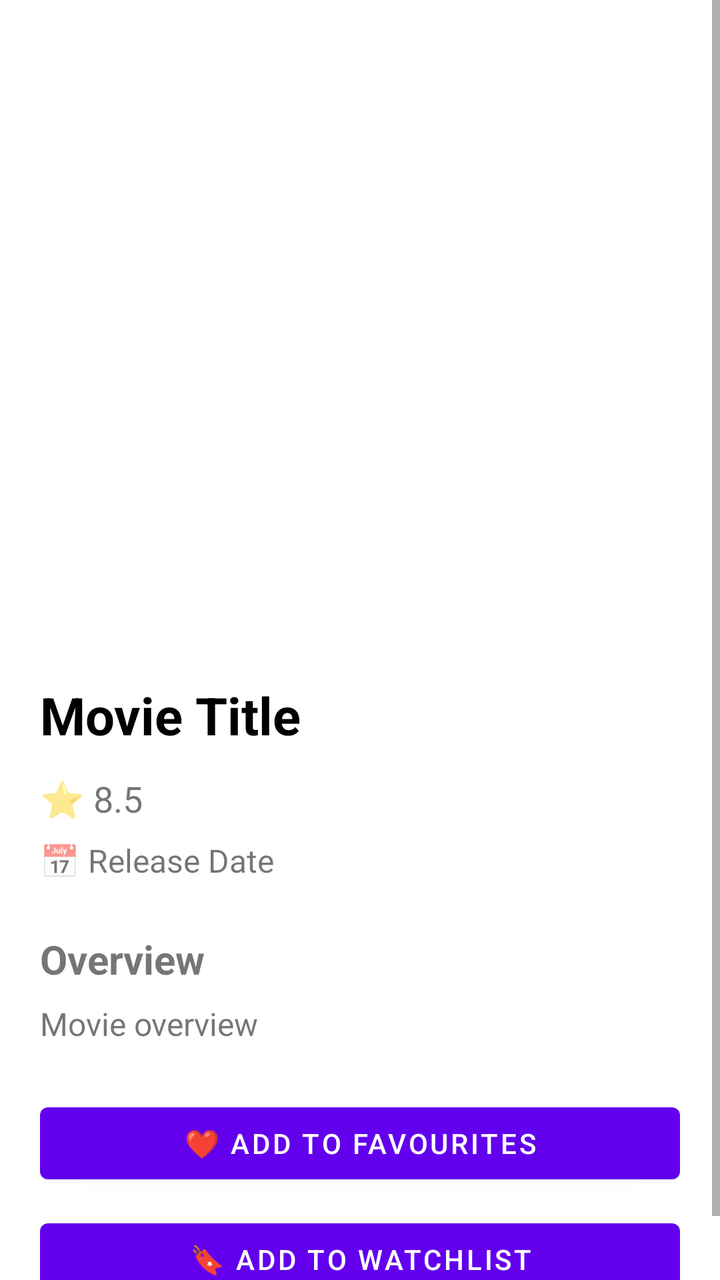
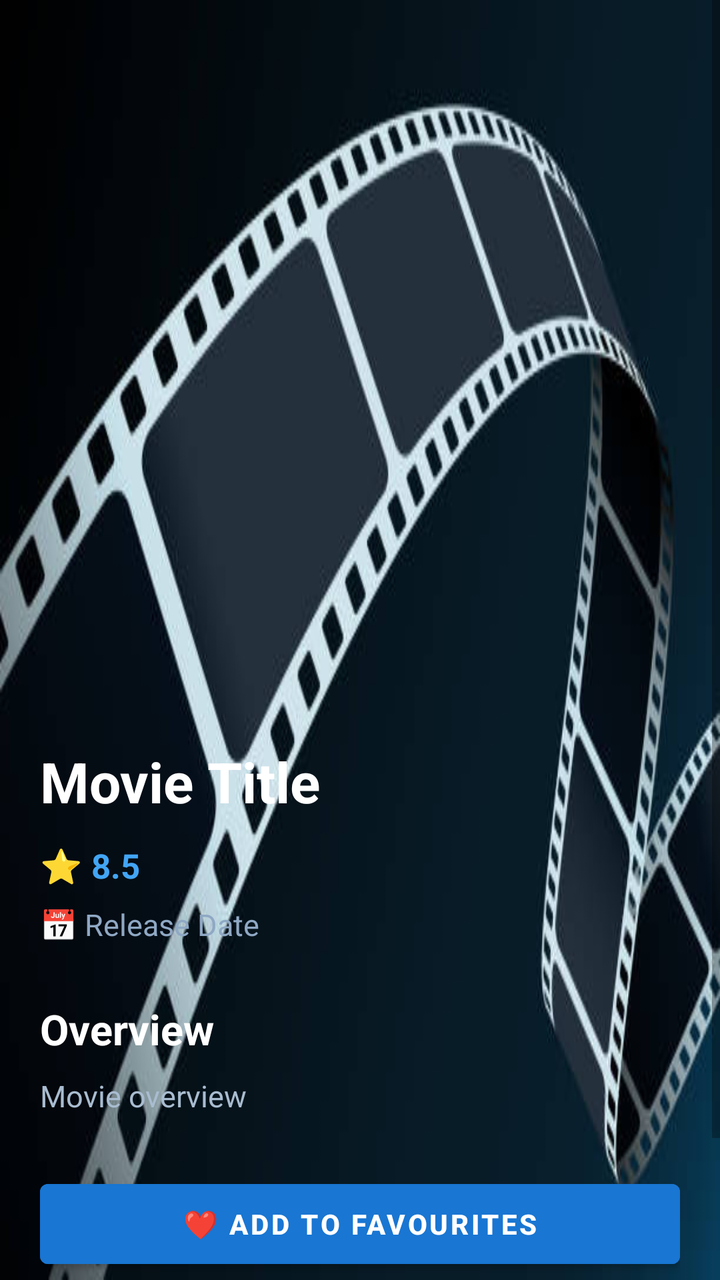

An Android layout rendered at two revisions. The XML below is the earlier revision; the diff shows what the commit changed to produce the second picture.
<!-- AndroidManifest.xml: application theme Theme.MovieFinder -->
<!-- res/layout/activity_movie_details.xml -->
<?xml version="1.0" encoding="utf-8"?>
<ScrollView
    xmlns:android="http://schemas.android.com/apk/res/android"
    android:layout_width="match_parent"
    android:layout_height="match_parent">

    <LinearLayout
        android:layout_width="match_parent"
        android:layout_height="wrap_content"
        android:orientation="vertical"
        android:padding="20dp">

        
        <ImageView
            android:id="@+id/detailMoviePoster"
            android:layout_width="200dp"
            android:layout_height="300dp"
            android:layout_gravity="center"
            android:scaleType="centerCrop"
            android:contentDescription="Movie poster" />

        
        <TextView
            android:id="@+id/detailMovieTitle"
            android:layout_width="match_parent"
            android:layout_height="wrap_content"
            android:layout_marginTop="20dp"
            android:text="Movie Title"
            android:textSize="26sp"
            android:textStyle="bold"
            android:textColor="#000000" />

        
        <TextView
            android:id="@+id/detailMovieRating"
            android:layout_width="wrap_content"
            android:layout_height="wrap_content"
            android:layout_marginTop="12dp"
            android:text="⭐ 8.5"
            android:textSize="18sp" />

        
        <TextView
            android:id="@+id/detailMovieReleaseDate"
            android:layout_width="wrap_content"
            android:layout_height="wrap_content"
            android:layout_marginTop="8dp"
            android:text="📅 Release Date"
            android:textSize="16sp" />

        
        <TextView
            android:layout_width="wrap_content"
            android:layout_height="wrap_content"
            android:layout_marginTop="25dp"
            android:text="Overview"
            android:textSize="20sp"
            android:textStyle="bold" />

        
        <TextView
            android:id="@+id/detailMovieOverview"
            android:layout_width="match_parent"
            android:layout_height="wrap_content"
            android:layout_marginTop="8dp"
            android:text="Movie overview"
            android:textSize="16sp"
            android:lineSpacingExtra="4dp" />

        
        <Button
            android:id="@+id/btnFavourite"
            android:layout_width="match_parent"
            android:layout_height="wrap_content"
            android:layout_marginTop="25dp"
            android:text="❤️ ADD TO FAVOURITES" />

        
        <Button
            android:id="@+id/btnWatchlist"
            android:layout_width="match_parent"
            android:layout_height="wrap_content"
            android:layout_marginTop="10dp"
            android:text="🔖 ADD TO WATCHLIST" />

    </LinearLayout>

</ScrollView>
<!-- resources referenced by this layout -->
<resources>
  <style name="Theme.MovieFinder" parent="Theme.MaterialComponents.DayNight.DarkActionBar">
          
          <item name="colorPrimary">@color/purple_500</item>
          <item name="colorPrimaryVariant">@color/purple_700</item>
          <item name="colorOnPrimary">@color/white</item>
  
          
          <item name="colorSecondary">@color/teal_200</item>
          <item name="colorSecondaryVariant">@color/teal_700</item>
          <item name="colorOnSecondary">@color/black</item>
  
          
          <item name="android:statusBarColor">?attr/colorPrimaryVariant</item>
  
          
      </style>
  <color name="purple_500">#FF6200EE</color>
  <color name="purple_700">#FF3700B3</color>
  <color name="white">#FFFFFFFF</color>
  <color name="teal_200">#FF03DAC5</color>
  <color name="teal_700">#FF018786</color>
  <color name="black">#FF000000</color>
</resources>

<!-- the commit's change to res/layout/activity_movie_details.xml (unified diff, before → after) -->
@@ -2,7 +2,8 @@
 <ScrollView
     xmlns:android="http://schemas.android.com/apk/res/android"
     android:layout_width="match_parent"
-    android:layout_height="match_parent">
+    android:layout_height="match_parent"
+    android:background="@drawable/cinewatcher_backround">
 
     <LinearLayout
         android:layout_width="match_parent"
@@ -11,77 +12,106 @@
         android:padding="20dp">
 
         
+
         <ImageView
             android:id="@+id/detailMoviePoster"
-            android:layout_width="200dp"
-            android:layout_height="300dp"
+            android:layout_width="220dp"
+            android:layout_height="320dp"
             android:layout_gravity="center"
             android:scaleType="centerCrop"
-            android:contentDescription="Movie poster" />
+            android:contentDescription="Movie poster"
+            android:layout_marginTop="10dp" />
+
 
         
+
         <TextView
             android:id="@+id/detailMovieTitle"
             android:layout_width="match_parent"
             android:layout_height="wrap_content"
-            android:layout_marginTop="20dp"
+            android:layout_marginTop="22dp"
             android:text="Movie Title"
-            android:textSize="26sp"
-            android:textStyle="bold"
-            android:textColor="#000000" />
+            android:textColor="#FFFFFF"
+            android:textSize="28sp"
+            android:textStyle="bold" />
+
 
         
+
         <TextView
             android:id="@+id/detailMovieRating"
             android:layout_width="wrap_content"
             android:layout_height="wrap_content"
             android:layout_marginTop="12dp"
             android:text="⭐ 8.5"
-            android:textSize="18sp" />
+            android:textColor="#42A5F5"
+            android:textSize="17sp"
+            android:textStyle="bold" />
+
 
         
+
         <TextView
             android:id="@+id/detailMovieReleaseDate"
             android:layout_width="wrap_content"
             android:layout_height="wrap_content"
             android:layout_marginTop="8dp"
             android:text="📅 Release Date"
-            android:textSize="16sp" />
+            android:textColor="#8FA8C4"
+            android:textSize="15sp" />
+
 
         
+
         <TextView
             android:layout_width="wrap_content"
             android:layout_height="wrap_content"
-            android:layout_marginTop="25dp"
+            android:layout_marginTop="28dp"
             android:text="Overview"
-            android:textSize="20sp"
+            android:textColor="#FFFFFF"
+            android:textSize="21sp"
             android:textStyle="bold" />
 
+
         
+
         <TextView
             android:id="@+id/detailMovieOverview"
             android:layout_width="match_parent"
             android:layout_height="wrap_content"
-            android:layout_marginTop="8dp"
+            android:layout_marginTop="9dp"
             android:text="Movie overview"
-            android:textSize="16sp"
-            android:lineSpacingExtra="4dp" />
+            android:textColor="#A9BCD0"
+            android:textSize="15sp"
+            android:lineSpacingExtra="5dp" />
+
 
         
+
         <Button
             android:id="@+id/btnFavourite"
             android:layout_width="match_parent"
-            android:layout_height="wrap_content"
-            android:layout_marginTop="25dp"
-            android:text="❤️ ADD TO FAVOURITES" />
+            android:layout_height="52dp"
+            android:layout_marginTop="28dp"
+            android:text="❤️ ADD TO FAVOURITES"
+            android:textColor="#FFFFFF"
+            android:textSize="14sp"
+            android:textStyle="bold"
+            android:backgroundTint="#1976D2" />
+
 
         
+
         <Button
             android:id="@+id/btnWatchlist"
             android:layout_width="match_parent"
-            android:layout_height="wrap_content"
+            android:layout_height="52dp"
             android:layout_marginTop="10dp"
-            android:text="🔖 ADD TO WATCHLIST" />
+            android:text="🔖 ADD TO WATCHLIST"
+            android:textColor="#FFFFFF"
+            android:textSize="14sp"
+            android:textStyle="bold"
+            android:backgroundTint="#12365B" />
 
     </LinearLayout>
 
<!-- resource entries referenced after the edit -->
@@ -1,5 +1,6 @@
 <!-- resources referenced by this layout -->
 <resources>
+  <!-- drawable cinewatcher_backround: jpg bitmap (drawable, 22589 bytes) -->
   <style name="Theme.MovieFinder" parent="Theme.MaterialComponents.DayNight.DarkActionBar">
           
           <item name="colorPrimary">@color/purple_500</item>
